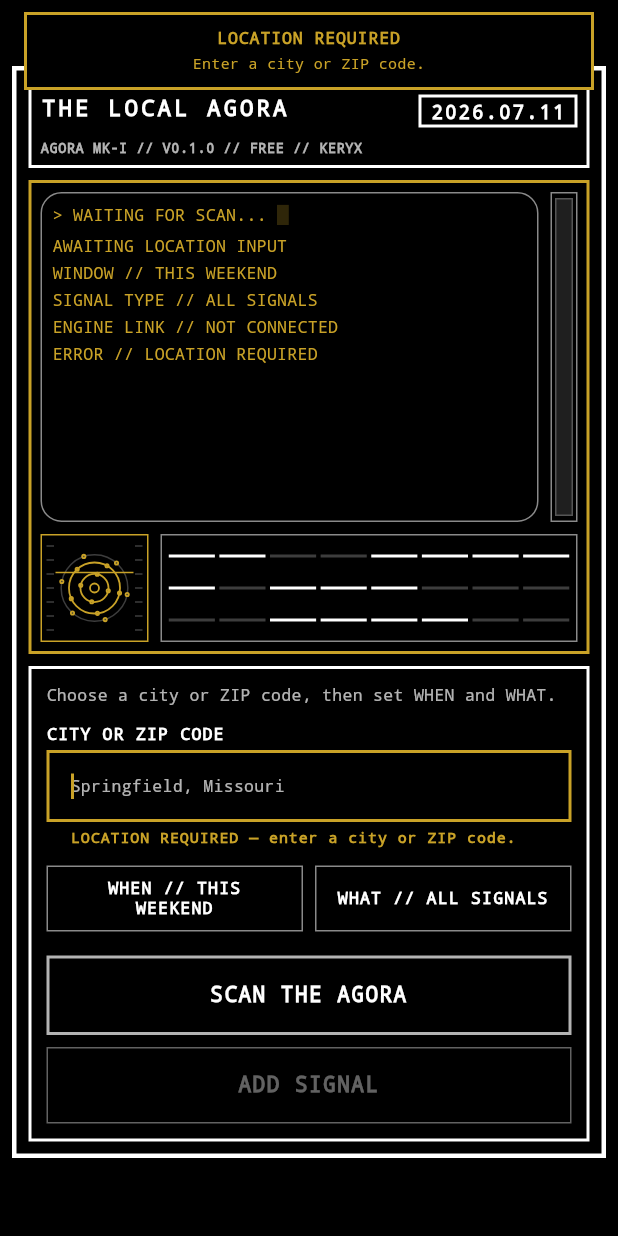
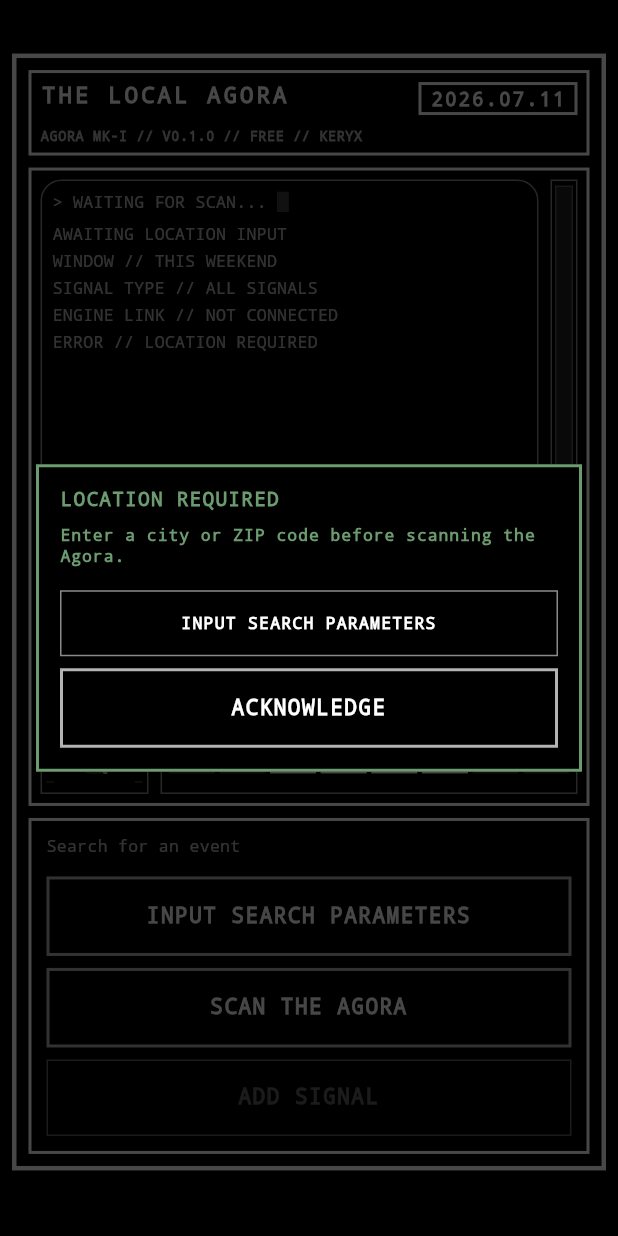
Before and after one commit to JonathanEdwardLee/the-local-agora, a Flutter app: the screen it shows after launch, after a tap on "SCAN THE AGORA", on a phone screen of 412 x 824 dp. Run offline on Flutter 3.47's test engine with Material 3 defaults, Android fonts, the phone set to English and light mode, and no system bars; our stand-ins replace cloud_functions, firebase_core; accounts and stored records are empty.

Commit message:
Move search controls into a parameter dialog and raise CRT height.
Compact Panel 04 recovers vertical space for the monitor while preserving approved Panel 01/02 art; empty-location validation uses phosphor green only.

Co-authored-by: Cursor <cursoragent@cursor.com>

```diff
--- a/lib/design/jf_machine_field.dart
+++ b/lib/design/jf_machine_field.dart
@@ -45,7 +45,7 @@ class JfMachineField extends StatelessWidget {
             decoration: InputDecoration(
               hintText: hintText,
               errorText: errorText,
-              errorStyle: JfTypography.warning.copyWith(fontSize: 10),
+              errorStyle: JfTypography.validationError.copyWith(fontSize: 10),
             ),
           ),
         ),
--- a/lib/design/jf_monitor_module.dart
+++ b/lib/design/jf_monitor_module.dart
@@ -26,11 +26,17 @@ class JfMonitorModule extends StatelessWidget {
   final bool? forceStatic;
   final bool showWaitingPrompt;
 
-  /// Default CRT height after absorbing former panel 03 space.
-  static const double defaultMonitorHeight = 220;
+  /// Default CRT height after Panel 04 compact deck recovers vertical space.
+  static const double defaultMonitorHeight = 300;
 
-  /// Lower band height (square art + indicator board).
+  /// Lower band height (square art + indicator board) — locked.
   static const double defaultBandHeight = 72;
+
+  /// Responsive CRT height for supported phone viewports.
+  static double resolveMonitorHeight(BuildContext context) {
+    final h = MediaQuery.sizeOf(context).height;
+    return (h * 0.40).clamp(260.0, 360.0);
+  }
 
   @override
   Widget build(BuildContext context) {
--- a/lib/design/jf_oled_dialog.dart
+++ b/lib/design/jf_oled_dialog.dart
@@ -1,7 +1,7 @@
 import 'package:flutter/material.dart';
 
+import 'jf_device_button.dart';
 import 'junkfeathers_tokens.dart';
-import 'jf_device_button.dart';
 
 /// Square OLED dialog — no rounded Material card shape.
 Future<T?> showJfOledDialog<T>({
@@ -10,7 +10,20 @@ Future<T?> showJfOledDialog<T>({
   required String body,
   String confirmLabel = 'ACKNOWLEDGE',
   VoidCallback? onConfirm,
+  bool validationError = false,
+  String? secondaryLabel,
+  VoidCallback? onSecondary,
 }) {
+  final accent =
+      validationError ? JfColors.validationPhosphor : JfColors.white;
+  final bodyStyle = validationError
+      ? JfTypography.validationError
+      : JfTypography.supporting;
+  final titleStyle = JfTypography.controlLabel.copyWith(
+    fontSize: 13,
+    color: accent,
+  );
+
   return showDialog<T>(
     context: context,
     barrierColor: JfColors.black.withValues(alpha: 0.72),
@@ -19,8 +32,8 @@ Future<T?> showJfOledDialog<T>({
         backgroundColor: JfColors.black,
         elevation: 0,
         insetPadding: const EdgeInsets.all(JfSpacing.xl),
-        shape: const Border.fromBorderSide(
-          BorderSide(color: JfColors.white, width: 2),
+        shape: Border.fromBorderSide(
+          BorderSide(color: accent, width: 2),
         ),
         child: ConstrainedBox(
           constraints: const BoxConstraints(maxWidth: 440),
@@ -30,14 +43,26 @@ Future<T?> showJfOledDialog<T>({
               mainAxisSize: MainAxisSize.min,
               crossAxisAlignment: CrossAxisAlignment.stretch,
               children: [
-                Text(title, style: JfTypography.controlLabel.copyWith(fontSize: 13)),
+                Text(title, style: titleStyle),
                 const SizedBox(height: JfSpacing.sm),
                 Flexible(
                   child: SingleChildScrollView(
-                    child: Text(body, style: JfTypography.supporting),
+                    child: Text(body, style: bodyStyle),
                   ),
                 ),
                 const SizedBox(height: JfSpacing.lg),
+                if (secondaryLabel != null) ...[
+                  JfDeviceButton(
+                    label: secondaryLabel,
+                    semanticLabel: secondaryLabel,
+                    variant: JfButtonVariant.compact,
+                    onPressed: () {
+                      Navigator.of(ctx).pop();
+                      onSecondary?.call();
+                    },
+                  ),
+                  const SizedBox(height: JfSpacing.sm),
+                ],
                 JfDeviceButton(
                   label: confirmLabel,
                   semanticLabel: confirmLabel,
--- a/lib/design/junkfeathers_theme.dart
+++ b/lib/design/junkfeathers_theme.dart
@@ -13,7 +13,7 @@ ThemeData buildJunkfeathersTheme() {
       onPrimary: JfColors.black,
       onSecondary: JfColors.black,
       onSurface: JfColors.white,
-      error: JfColors.amber,
+      error: JfColors.validationPhosphor,
     ),
   );
 
@@ -39,6 +39,7 @@ ThemeData buildJunkfeathersTheme() {
       fillColor: JfColors.black,
       hintStyle: JfTypography.supporting,
       labelStyle: JfTypography.controlLabel,
+      errorStyle: JfTypography.validationError.copyWith(fontSize: 10),
       contentPadding: const EdgeInsets.symmetric(
         horizontal: JfSpacing.md,
         vertical: JfSpacing.md,
@@ -57,11 +58,17 @@ ThemeData buildJunkfeathersTheme() {
       ),
       errorBorder: OutlineInputBorder(
         borderRadius: JfBorders.square,
-        borderSide: const BorderSide(color: JfColors.amber, width: 2),
+        borderSide: const BorderSide(
+          color: JfColors.validationPhosphor,
+          width: 2,
+        ),
       ),
       focusedErrorBorder: OutlineInputBorder(
         borderRadius: JfBorders.square,
-        borderSide: const BorderSide(color: JfColors.amber, width: 2),
+        borderSide: const BorderSide(
+          color: JfColors.validationPhosphor,
+          width: 2,
+        ),
       ),
     ),
     dialogTheme: DialogThemeData(
--- a/lib/design/junkfeathers_tokens.dart
+++ b/lib/design/junkfeathers_tokens.dart
@@ -12,6 +12,9 @@ abstract final class JfColors {
 
   /// Restrained amber — warnings, uncertainty, missing info, review only.
   static const Color amber = Color(0xFFC9A227);
+
+  /// Retro faded phosphor green — search-parameter validation errors only.
+  static const Color validationPhosphor = Color(0xFF6B9B6E);
 }
 
 abstract final class JfTypography {
@@ -88,6 +91,16 @@ abstract final class JfTypography {
     color: JfColors.amber,
     height: 1.3,
   );
+
+  /// Validation error copy — faded phosphor green only.
+  static const TextStyle validationError = TextStyle(
+    fontFamily: fontFamily,
+    fontSize: 11,
+    fontWeight: FontWeight.bold,
+    letterSpacing: 0.6,
+    color: JfColors.validationPhosphor,
+    height: 1.3,
+  );
 }
 
 abstract final class JfSpacing {
--- a/lib/features/scan_control/scan_control_screen.dart
+++ b/lib/features/scan_control/scan_control_screen.dart
@@ -2,22 +2,20 @@ import 'package:flutter/foundation.dart';
 import 'package:flutter/material.dart';
 
 import '../../design/jf_device_button.dart';
-import '../../design/jf_dial_selector.dart';
-import '../../design/jf_machine_field.dart';
 import '../../design/jf_machine_identity_panel.dart';
 import '../../design/jf_monitor_module.dart';
+import '../../design/jf_oled_dialog.dart';
 import '../../design/jf_oled_toast.dart';
 import '../../design/jf_panel.dart';
+import '../../design/jf_search_parameter_dialog.dart';
 import '../../design/jf_signal_coil.dart';
 import '../../design/junkfeathers_tokens.dart';
 import '../../services/keryx/keryx_link_service.dart';
 import '../debug/debug_component_gallery.dart';
 import 'scan_control_state.dart';
 
-enum _SelectorReveal { none, when, what }
-
 /// SCREEN 1 — SCAN CONTROL
-/// Integrated machine face. Live Keryx not enabled in Pass 02B.1B.
+/// Compact Panel 04 + Search Parameter dialog. Live Keryx not enabled.
 class ScanControlScreen extends StatefulWidget {
   const ScanControlScreen({
     super.key,
@@ -38,7 +36,7 @@ class _ScanControlScreenState extends State<ScanControlScreen> {
   ScanControlState _state = const ScanControlState();
   bool _fieldFocused = false;
   bool _readinessShown = false;
-  _SelectorReveal _reveal = _SelectorReveal.none;
+  bool _paramDialogOpen = false;
 
   @override
   void initState() {
@@ -55,7 +53,6 @@ class _ScanControlScreenState extends State<ScanControlScreen> {
   }
 
   JfSignalCoilMode get _coilMode {
-    if (_state.locationError != null) return JfSignalCoilMode.warning;
     if (_readinessShown) return JfSignalCoilMode.ready;
     if (_fieldFocused) return JfSignalCoilMode.focused;
     return JfSignalCoilMode.idle;
@@ -80,6 +77,13 @@ class _ScanControlScreenState extends State<ScanControlScreen> {
     return lines;
   }
 
+  String? get _parameterSummary {
+    final loc = _state.locationText.trim();
+    if (loc.isEmpty) return null;
+    return '${loc.toUpperCase()} // ${_state.timeWindow.label} // '
+        '${_state.category.label}';
+  }
+
   void _onLocationChanged(String value) {
     setState(() {
       _state = _state.copyWith(
@@ -90,27 +94,40 @@ class _ScanControlScreenState extends State<ScanControlScreen> {
     });
   }
 
-  void _toggleReveal(_SelectorReveal target) {
-    setState(() {
-      _reveal = _reveal == target ? _SelectorReveal.none : target;
-    });
-  }
-
   void _selectTime(TimeWindow window) {
-    setState(() {
-      _state = _state.copyWith(timeWindow: window);
-      _reveal = _SelectorReveal.none;
-    });
+    setState(() => _state = _state.copyWith(timeWindow: window));
   }
 
   void _selectCategory(EventCategory category) {
-    setState(() {
-      _state = _state.copyWith(category: category);
-      _reveal = _SelectorReveal.none;
-    });
+    setState(() => _state = _state.copyWith(category: category));
   }
 
-  void _onScanPressed() {
+  Future<void> _openParameterDialog() async {
+    if (_paramDialogOpen) return;
+    _paramDialogOpen = true;
+    await showJfSearchParameterDialog(
+      context: context,
+      locationController: _locationController,
+      locationFocus: _locationFocus,
+      timeWindow: _state.timeWindow,
+      category: _state.category,
+      locationError: _state.locationError,
+      onLocationChanged: _onLocationChanged,
+      onTimeChanged: _selectTime,
+      onCategoryChanged: _selectCategory,
+      onFocusChange: (focused) {
+        setState(() => _fieldFocused = focused);
+      },
+    );
+    if (mounted) {
+      setState(() {});
+      _paramDialogOpen = false;
+    } else {
+      _paramDialogOpen = false;
+    }
+  }
+
+  Future<void> _onScanPressed() async {
     final trimmed = _locationController.text.trim();
     if (trimmed.isEmpty) {
       setState(() {
@@ -120,12 +137,16 @@ class _ScanControlScreenState extends State<ScanControlScreen> {
         );
         _readinessShown = false;
       });
-      _locationFocus.requestFocus();
-      showJfOledToast(
-        context,
-        'LOCATION REQUIRED',
-        detail: 'Enter a city or ZIP code.',
-        warning: true,
+      await showJfOledDialog<void>(
+        context: context,
+        title: 'LOCATION REQUIRED',
+        body: 'Enter a city or ZIP code before scanning the Agora.',
+        confirmLabel: 'ACKNOWLEDGE',
+        validationError: true,
+        secondaryLabel: 'INPUT SEARCH PARAMETERS',
+        onSecondary: () {
+          _openParameterDialog();
+        },
       );
       return;
     }
@@ -148,6 +169,8 @@ class _ScanControlScreenState extends State<ScanControlScreen> {
   @override
   Widget build(BuildContext context) {
     final bottomInset = MediaQuery.viewInsetsOf(context).bottom;
+    final monitorHeight = JfMonitorModule.resolveMonitorHeight(context);
+    final summary = _parameterSummary;
 
     return Scaffold(
       backgroundColor: JfColors.black,
@@ -172,9 +195,8 @@ class _ScanControlScreenState extends State<ScanControlScreen> {
                     const SizedBox(height: JfSpacing.sm),
                     JfMonitorModule(
                       lines: _monitorLines,
-                      monitorHeight: JfMonitorModule.defaultMonitorHeight,
+                      monitorHeight: monitorHeight,
                       bandHeight: JfMonitorModule.defaultBandHeight,
-                      warning: _state.locationError != null,
                       coilMode: _coilMode,
                     ),
                     const SizedBox(height: JfSpacing.sm),
@@ -193,82 +215,27 @@ class _ScanControlScreenState extends State<ScanControlScreen> {
                           crossAxisAlignment: CrossAxisAlignment.stretch,
                           children: [
                             const Text(
-                              'Choose a city or ZIP code, then set WHEN and WHAT.',
+                              'Search for an event',
                               style: JfTypography.supporting,
                             ),
-                            const SizedBox(height: JfSpacing.md),
-                            JfMachineField(
-                              label: 'CITY OR ZIP CODE',
-                              controller: _locationController,
-                              focusNode: _locationFocus,
-                              hintText: 'Springfield, Missouri',
-                              errorText: _state.locationError,
-                              onChanged: _onLocationChanged,
-                              onFocusChange: (focused) {
-                                setState(() => _fieldFocused = focused);
-                              },
-                              textInputAction: TextInputAction.done,
-                            ),
-                            const SizedBox(height: JfSpacing.md),
-                            Row(
-                              children: [
-                                Expanded(
-                                  child: JfDeviceButton(
-                                    key: const ValueKey('jf-when-toggle'),
-                                    label:
-                                        'WHEN // ${_state.timeWindow.label}',
-                                    variant: JfButtonVariant.selectable,
-                                    selected:
-                                        _reveal == _SelectorReveal.when,
-                                    expanded: true,
-                                    semanticLabel:
-                                        'When ${_state.timeWindow.label}',
-                                    onPressed: () =>
-                                        _toggleReveal(_SelectorReveal.when),
-                                  ),
+                            if (summary != null) ...[
+                              const SizedBox(height: JfSpacing.sm),
+                              Text(
+                                summary,
+                                style: JfTypography.micro.copyWith(
+                                  color: JfColors.white70,
+                                  fontSize: 9,
                                 ),
-                                const SizedBox(width: JfSpacing.sm),
-                                Expanded(
-                                  child: JfDeviceButton(
-                                    key: const ValueKey('jf-what-toggle'),
-                                    label: 'WHAT // ${_state.category.label}',
-                                    variant: JfButtonVariant.selectable,
-                                    selected:
-                                        _reveal == _SelectorReveal.what,
-                                    expanded: true,
-                                    semanticLabel:
-                                        'What ${_state.category.label}',
-                                    onPressed: () =>
-                                        _toggleReveal(_SelectorReveal.what),
-                                  ),
-                                ),
-                              ],
-                            ),
-                            if (_reveal == _SelectorReveal.when) ...[
-                              const SizedBox(height: JfSpacing.md),
-                              JfDialSelector<TimeWindow>(
-                                key: const ValueKey('jf-when-dial'),
-                                label: 'WHEN',
-                                values: TimeWindow.values,
-                                value: _state.timeWindow,
-                                labelOf: (v) => v.label,
-                                onChanged: _selectTime,
-                                semanticPrefix: 'When',
                               ),
                             ],
-                            if (_reveal == _SelectorReveal.what) ...[
-                              const SizedBox(height: JfSpacing.md),
-                              JfDialSelector<EventCategory>(
-                                key: const ValueKey('jf-what-dial'),
-                                label: 'WHAT',
-                                values: EventCategory.values,
-                                value: _state.category,
-                                labelOf: (v) => v.label,
-                                onChanged: _selectCategory,
-                                semanticPrefix: 'What',
-                              ),
-                            ],
-                            const SizedBox(height: JfSpacing.lg),
+                            const SizedBox(height: JfSpacing.md),
+                            JfDeviceButton(
+                              key: const ValueKey('jf-open-params'),
+                              label: 'INPUT SEARCH PARAMETERS',
+                              semanticLabel: 'Input search parameters',
+                              onPressed: _openParameterDialog,
+                            ),
+                            const SizedBox(height: JfSpacing.sm),
                             JfDeviceButton(
                               label: 'SCAN THE AGORA',
                               semanticLabel: 'Scan the Agora',
```
Also changed, not shown: lib/design/jf_search_parameter_dialog.dart (added, +198 -0 lines), lib/features/debug/debug_component_gallery.dart (+51 -76 lines), 6 other files.
